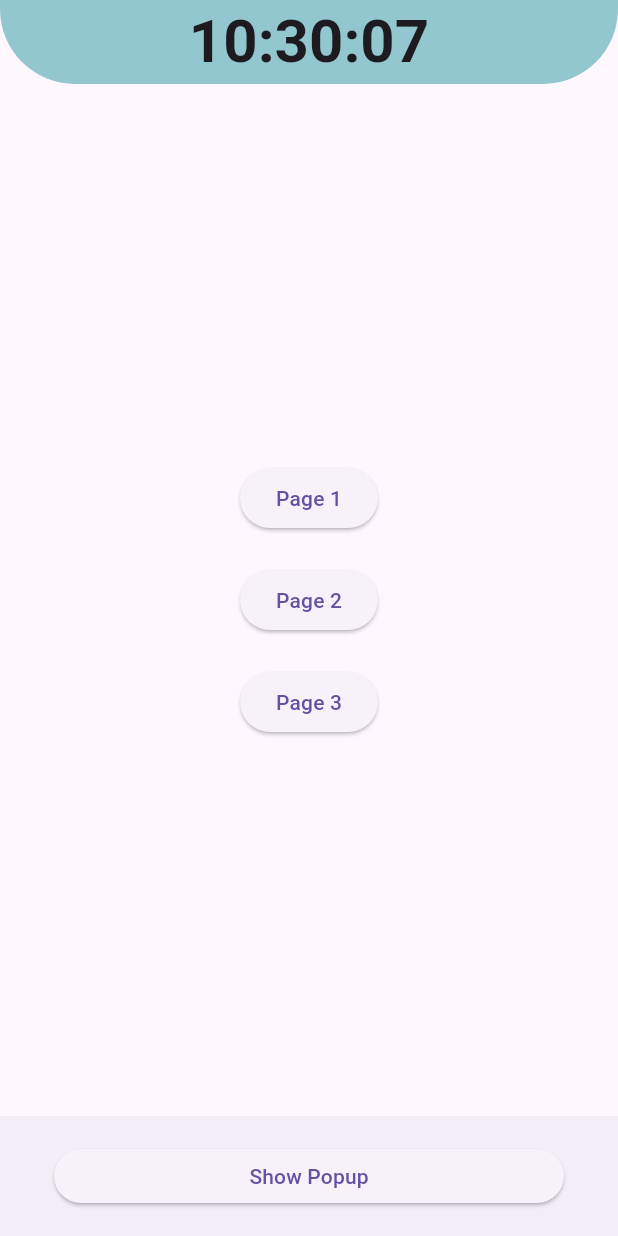
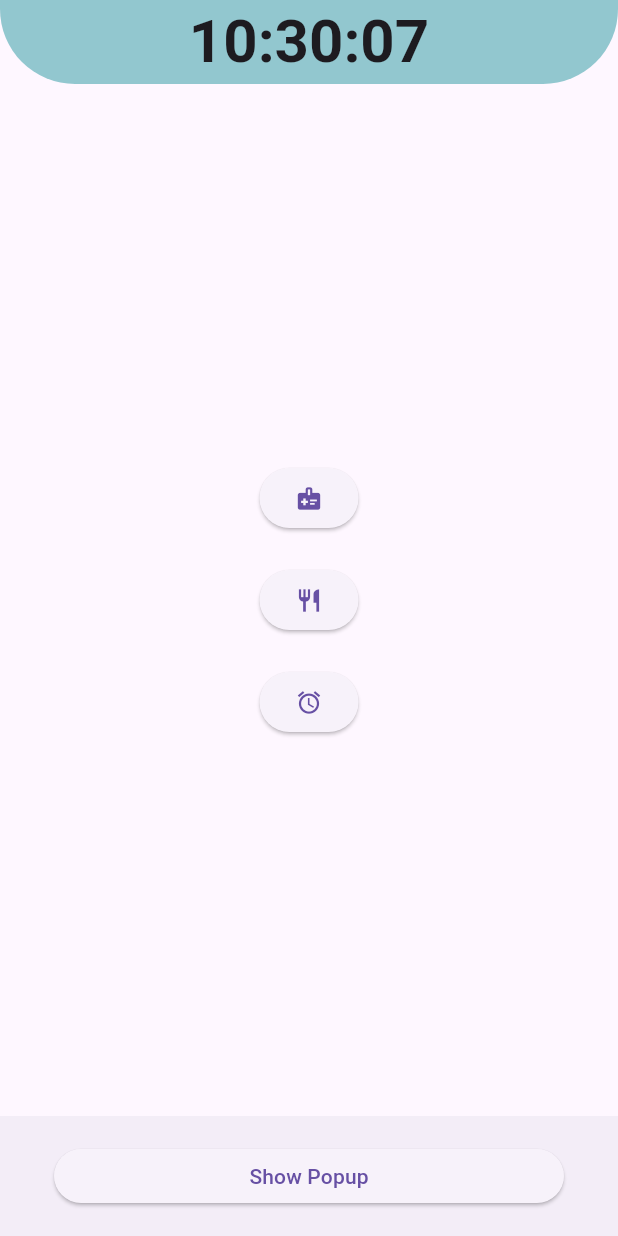
Before and after one commit to shiver225/Senjorams, a Flutter app: the screen it shows after launch, on a phone screen of 412 x 824 dp. Run offline on Flutter 3.47's test engine with Material 3 defaults, Android fonts, the phone set to English and light mode, and no system bars; our stand-ins replace firebase_core; accounts and stored records are empty.

```diff
--- a/senjorams/lib/main_screen_ui.dart
+++ b/senjorams/lib/main_screen_ui.dart
@@ -2,6 +2,7 @@ import 'dart:async';
 
 import 'package:flutter/material.dart';
 import 'package:intl/intl.dart';
+import 'package:senjorams/medicine_page_ui.dart';
 
 class MainScreen extends StatefulWidget {
    const MainScreen({super.key});
@@ -49,23 +50,35 @@ class _MainScreenState extends State<MainScreen> {
           children: [
             ElevatedButton(
               onPressed: () {
-                // Navigate to another page
+                Navigator.push(
+                  context,
+                  MaterialPageRoute(builder: (context) => const MedicineScreen())
+                );
               },
-              child: const Text('Page 1'),
+              child: const FittedBox(
+                fit: BoxFit.fitWidth,
+                child: Icon(Icons.medical_information),
+              ),
             ),
             const SizedBox(height: 20),
             ElevatedButton(
               onPressed: () {
                 // Navigate to another page
               },
-              child: const Text('Page 2'),
+              child: const FittedBox(
+                fit: BoxFit.fitWidth,
+                child: Icon(Icons.restaurant),
+              ),
             ),
             const SizedBox(height: 20),
             ElevatedButton(
               onPressed: () {
                 // Navigate to another page
               },
-              child: const Text('Page 3'),
+              child: const FittedBox(
+                fit: BoxFit.fitWidth,
+                child: Icon(Icons.alarm),
+              ),
             ),
           ],
         ),
```
Also changed, not shown: senjorams/lib/medicine_page_ui.dart (+78 -0 lines).
